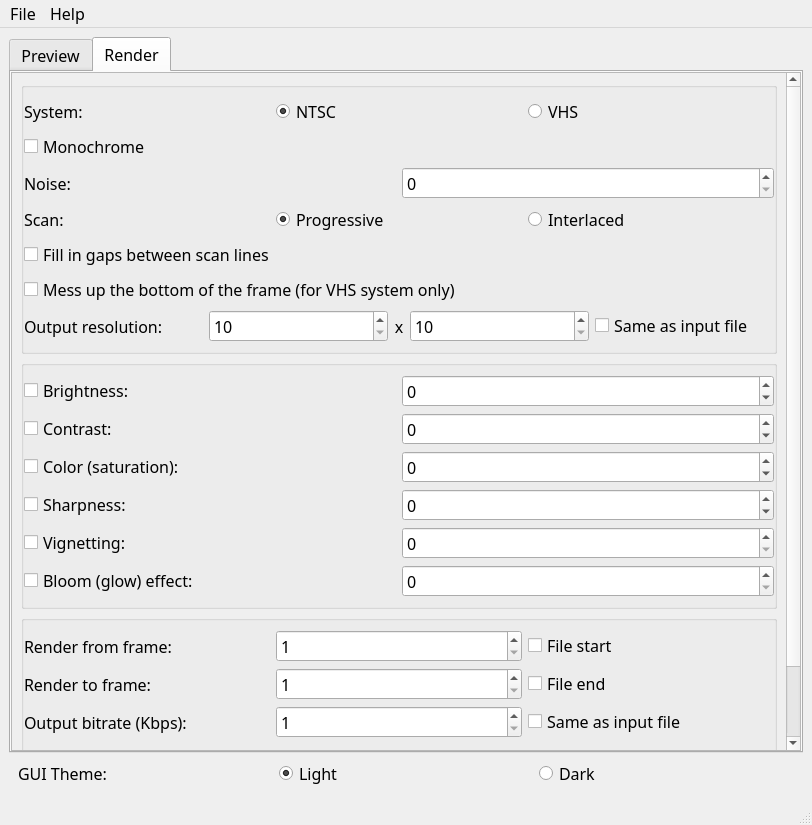
Above: gui.ui from F33RNI/NTSC-VHS-Renderer before the change. Below: the same form after it.
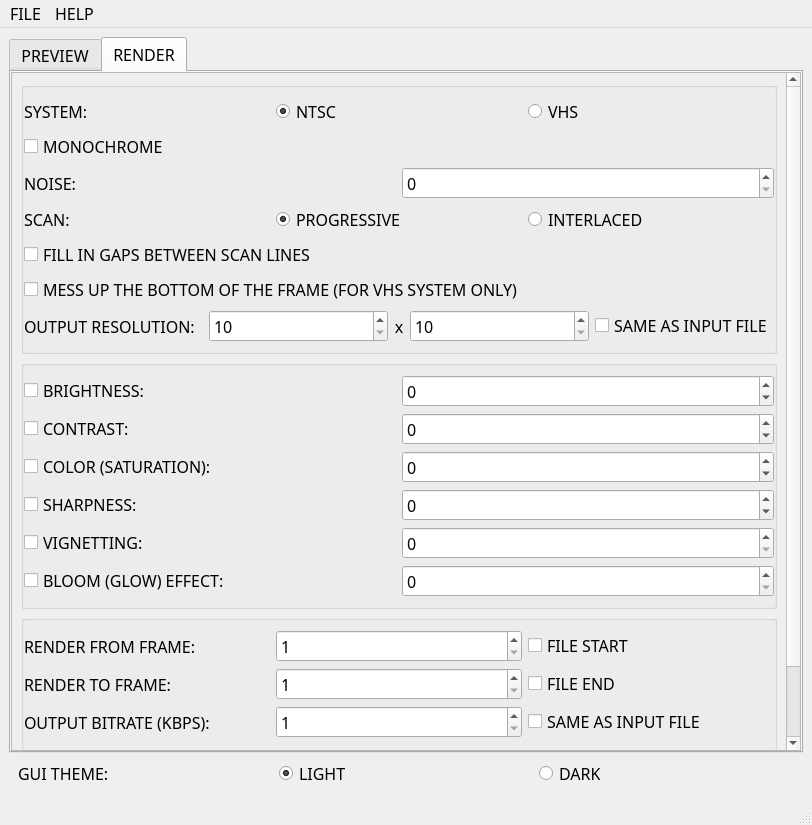
That is the form after the change. The open tabs and pages were chosen to show the change.

```diff
--- a/gui.ui
+++ b/gui.ui
@@ -35,7 +35,7 @@
       </property>
       <widget class="QWidget" name="tab">
        <attribute name="title">
-        <string>Preview</string>
+        <string>PREVIEW</string>
        </attribute>
        <layout class="QVBoxLayout" name="verticalLayout_4">
         <property name="leftMargin">
@@ -224,7 +224,7 @@
       </widget>
       <widget class="QWidget" name="tab_2">
        <attribute name="title">
-        <string>Render</string>
+        <string>RENDER</string>
        </attribute>
        <layout class="QHBoxLayout" name="horizontalLayout_6">
         <property name="leftMargin">
@@ -277,7 +277,7 @@
                  <item>
                   <widget class="QLabel" name="label_2">
                    <property name="text">
-                    <string>System:</string>
+                    <string>SYSTEM:</string>
                    </property>
                   </widget>
                  </item>
@@ -317,7 +317,7 @@
                     <enum>Qt::LeftToRight</enum>
                    </property>
                    <property name="text">
-                    <string>Monochrome</string>
+                    <string>MONOCHROME</string>
                    </property>
                   </widget>
                  </item>
@@ -328,7 +328,7 @@
                  <item>
                   <widget class="QLabel" name="label_3">
                    <property name="text">
-                    <string>Noise:</string>
+                    <string>NOISE:</string>
                    </property>
                   </widget>
                  </item>
@@ -346,14 +346,14 @@
                  <item>
                   <widget class="QLabel" name="label_5">
                    <property name="text">
-                    <string>Scan:</string>
+                    <string>SCAN:</string>
                    </property>
                   </widget>
                  </item>
                  <item>
                   <widget class="QRadioButton" name="rb_progressive">
                    <property name="text">
-                    <string>Progressive</string>
+                    <string>PROGRESSIVE</string>
                    </property>
                    <property name="checked">
                     <bool>true</bool>
@@ -366,7 +366,7 @@
                  <item>
                   <widget class="QRadioButton" name="rb_interlaced">
                    <property name="text">
-                    <string>Interlaced</string>
+                    <string>INTERLACED</string>
                    </property>
                    <attribute name="buttonGroup">
                     <string notr="true">buttonGroup_3</string>
@@ -380,7 +380,7 @@
                  <item>
                   <widget class="QCheckBox" name="cb_fill_between_scan_lines">
                    <property name="text">
-                    <string>Fill in gaps between scan lines</string>
+                    <string>FILL IN GAPS BETWEEN SCAN LINES</string>
                    </property>
                   </widget>
                  </item>
@@ -394,7 +394,7 @@
                     <bool>true</bool>
                    </property>
                    <property name="text">
-                    <string>Mess up the bottom of the frame (for VHS system only)</string>
+                    <string>MESS UP THE BOTTOM OF THE FRAME (FOR VHS SYSTEM ONLY)</string>
                    </property>
                   </widget>
                  </item>
@@ -405,7 +405,7 @@
                  <item>
                   <widget class="QLabel" name="label_9">
                    <property name="text">
-                    <string>Output resolution:</string>
+                    <string>OUTPUT RESOLUTION:</string>
                    </property>
                   </widget>
                  </item>
@@ -451,7 +451,7 @@
                  <item>
                   <widget class="QCheckBox" name="cb_size_input">
                    <property name="text">
-                    <string>Same as input file</string>
+                    <string>SAME AS INPUT FILE</string>
                    </property>
                   </widget>
                  </item>
@@ -490,7 +490,7 @@
                  <item>
                   <widget class="QCheckBox" name="cb_brightness_enabled">
                    <property name="text">
-                    <string>Brightness:</string>
+                    <string>BRIGHTNESS:</string>
                    </property>
                   </widget>
                  </item>
@@ -511,7 +511,7 @@
                  <item>
                   <widget class="QCheckBox" name="cb_contrast_enabled">
                    <property name="text">
-                    <string>Contrast:</string>
+                    <string>CONTRAST:</string>
                    </property>
                   </widget>
                  </item>
@@ -532,7 +532,7 @@
                  <item>
                   <widget class="QCheckBox" name="cb_saturation_enabled">
                    <property name="text">
-                    <string>Color (saturation):</string>
+                    <string>COLOR (SATURATION):</string>
                    </property>
                   </widget>
                  </item>
@@ -553,7 +553,7 @@
                  <item>
                   <widget class="QCheckBox" name="cb_sharpness_enabled">
                    <property name="text">
-                    <string>Sharpness:</string>
+                    <string>SHARPNESS:</string>
                    </property>
                   </widget>
                  </item>
@@ -574,7 +574,7 @@
                  <item>
                   <widget class="QCheckBox" name="cb_vignette_enabled">
                    <property name="text">
-                    <string>Vignetting:</string>
+                    <string>VIGNETTING:</string>
                    </property>
                   </widget>
                  </item>
@@ -592,7 +592,7 @@
                  <item>
                   <widget class="QCheckBox" name="cb_bloom_enabled">
                    <property name="text">
-                    <string>Bloom (glow) effect:</string>
+                    <string>BLOOM (GLOW) EFFECT:</string>
                    </property>
                   </widget>
                  </item>
@@ -638,7 +638,7 @@
                  <item>
                   <widget class="QLabel" name="label_4">
                    <property name="text">
-                    <string>Render from frame:</string>
+                    <string>RENDER FROM FRAME:</string>
                    </property>
                   </widget>
                  </item>
@@ -655,7 +655,7 @@
                  <item>
                   <widget class="QCheckBox" name="cb_from_start">
                    <property name="text">
-                    <string>File start</string>
+                    <string>FILE START</string>
                    </property>
                   </widget>
                  </item>
@@ -666,7 +666,7 @@
                  <item>
                   <widget class="QLabel" name="label_11">
                    <property name="text">
-                    <string>Render to frame:</string>
+                    <string>RENDER TO FRAME:</string>
                    </property>
                   </widget>
                  </item>
@@ -683,7 +683,7 @@
                  <item>
                   <widget class="QCheckBox" name="cb_to_end">
                    <property name="text">
-                    <string>File end</string>
+                    <string>FILE END</string>
                    </property>
                   </widget>
                  </item>
@@ -694,7 +694,7 @@
                  <item>
                   <widget class="QLabel" name="label_13">
                    <property name="text">
-                    <string>Output bitrate (Kbps):</string>
+                    <string>OUTPUT BITRATE (KBPS):</string>
                    </property>
                   </widget>
                  </item>
@@ -711,7 +711,7 @@
                  <item>
                   <widget class="QCheckBox" name="cb_bitrate_same">
                    <property name="text">
-                    <string>Same as input file</string>
+                    <string>SAME AS INPUT FILE</string>
                    </property>
                   </widget>
                  </item>
@@ -812,14 +812,14 @@
       <item>
        <widget class="QLabel" name="label_6">
         <property name="text">
-         <string>GUI Theme:</string>
+         <string>GUI THEME:</string>
         </property>
        </widget>
       </item>
       <item>
        <widget class="QRadioButton" name="rb_theme_light">
         <property name="text">
-         <string>Light</string>
+         <string>LIGHT</string>
         </property>
         <property name="checked">
          <bool>true</bool>
@@ -832,7 +832,7 @@
       <item>
        <widget class="QRadioButton" name="rb_theme_dark">
         <property name="text">
-         <string>Dark</string>
+         <string>DARK</string>
         </property>
         <attribute name="buttonGroup">
          <string notr="true">buttonGroup_5</string>
@@ -860,13 +860,13 @@
      <bool>true</bool>
     </property>
     <property name="title">
-     <string>File</string>
+     <string>FILE</string>
     </property>
     <addaction name="actionOpen"/>
    </widget>
    <widget class="QMenu" name="menuHelp">
     <property name="title">
-     <string>Help</string>
+     <string>HELP</string>
     </property>
     <addaction name="actionGitHub_page"/>
     <addaction name="actionAbout_2"/>
```
Left out of the diff: 34 changed lines with no effect on the pictures.
